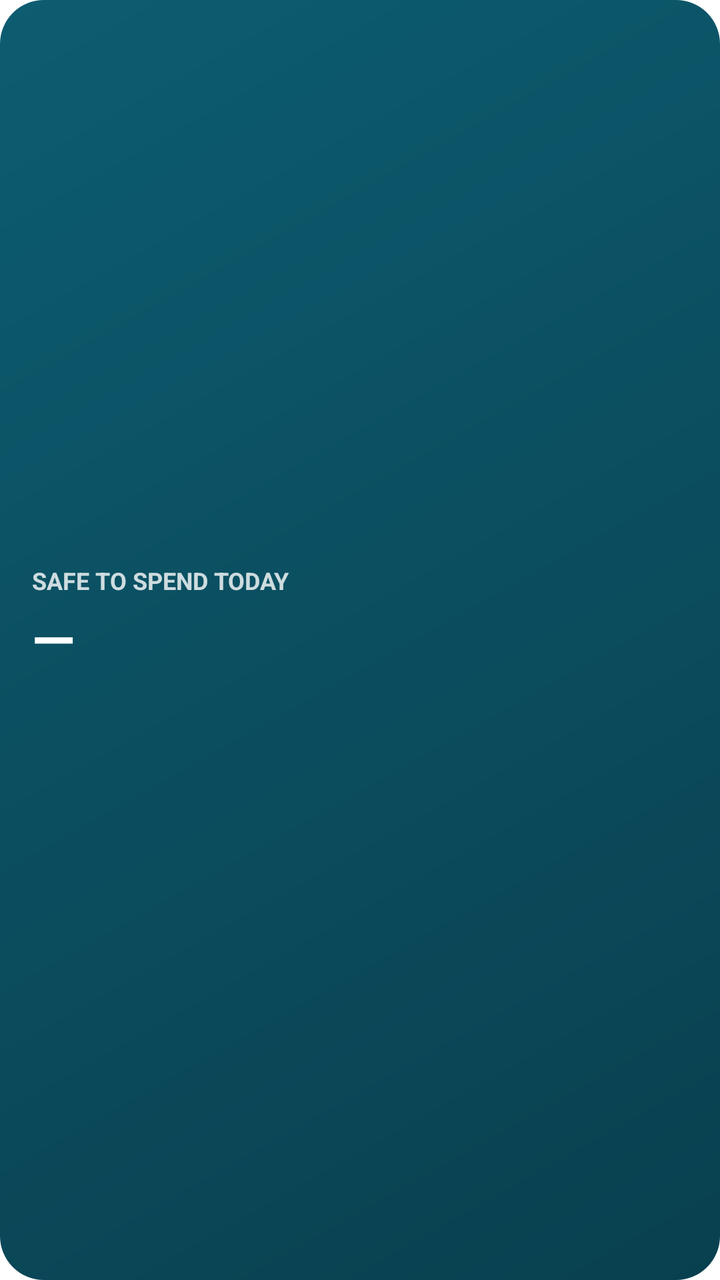
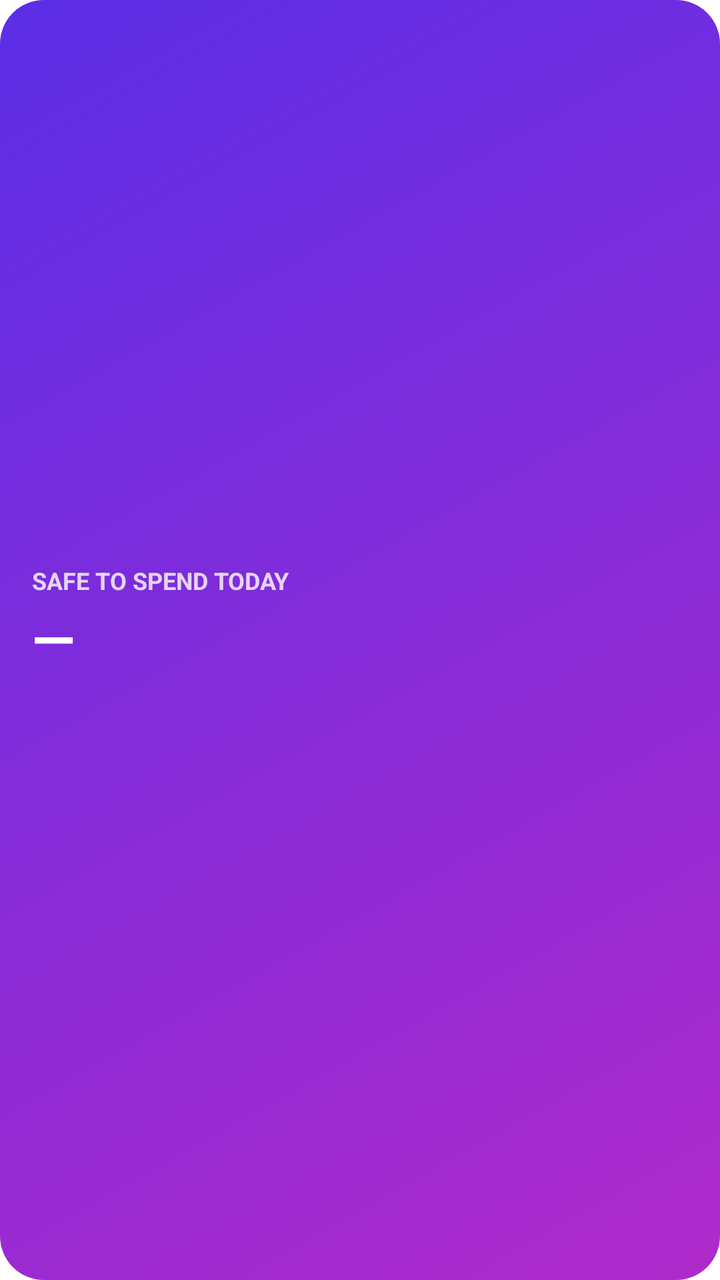

Compare the two renders of this Android layout. The source of the first and the diff that turns it into the second are given below.
<!-- AndroidManifest.xml: fallback theme Theme.MaterialComponents.DayNight.NoActionBar -->
<!-- res/layout/spendwell_widget.xml -->
<?xml version="1.0" encoding="utf-8"?>
<LinearLayout xmlns:android="http://schemas.android.com/apk/res/android"
    android:id="@+id/widget_root"
    android:layout_width="match_parent"
    android:layout_height="match_parent"
    android:background="@drawable/widget_background"
    android:orientation="vertical"
    android:gravity="center_vertical"
    android:padding="16dp">

    <TextView
        android:layout_width="wrap_content"
        android:layout_height="wrap_content"
        android:text="@string/widget_title"
        android:textColor="#CCFFFFFF"
        android:textSize="12sp"
        android:textStyle="bold" />

    <TextView
        android:id="@+id/widget_amount"
        android:layout_width="wrap_content"
        android:layout_height="wrap_content"
        android:layout_marginTop="2dp"
        android:text="—"
        android:textColor="#FFFFFFFF"
        android:textSize="28sp"
        android:textStyle="bold" />

    <TextView
        android:id="@+id/widget_spent"
        android:layout_width="wrap_content"
        android:layout_height="wrap_content"
        android:layout_marginTop="4dp"
        android:maxLines="1"
        android:ellipsize="end"
        android:textColor="#CCFFFFFF"
        android:textSize="12sp" />

    <TextView
        android:id="@+id/widget_budget"
        android:layout_width="wrap_content"
        android:layout_height="wrap_content"
        android:maxLines="1"
        android:textColor="#FFEDA43A"
        android:textSize="12sp"
        android:textStyle="bold"
        android:visibility="gone" />
</LinearLayout>
<!-- resources referenced by this layout -->
<resources>
  <!-- drawable widget_background (drawable) -->
  <?xml version="1.0" encoding="utf-8"?>
  <shape xmlns:android="http://schemas.android.com/apk/res/android" android:shape="rectangle">
      <gradient android:angle="315" android:startColor="#FF0D5C70" android:endColor="#FF09404F" />
      <corners android:radius="22dp" />
  </shape>
  <string name="widget_title">SAFE TO SPEND TODAY</string>
</resources>

<!-- the commit's change to res/layout/spendwell_widget.xml (unified diff, before → after) -->
@@ -41,7 +41,7 @@
         android:layout_width="wrap_content"
         android:layout_height="wrap_content"
         android:maxLines="1"
-        android:textColor="#FFEDA43A"
+        android:textColor="#FFFFC043"
         android:textSize="12sp"
         android:textStyle="bold"
         android:visibility="gone" />
<!-- resource entries referenced after the edit -->
@@ -3,7 +3,7 @@
   <!-- drawable widget_background (drawable) -->
   <?xml version="1.0" encoding="utf-8"?>
   <shape xmlns:android="http://schemas.android.com/apk/res/android" android:shape="rectangle">
-      <gradient android:angle="315" android:startColor="#FF0D5C70" android:endColor="#FF09404F" />
+      <gradient android:angle="315" android:startColor="#FF5B2EE6" android:endColor="#FFB02ACB" />
       <corners android:radius="22dp" />
   </shape>
   <string name="widget_title">SAFE TO SPEND TODAY</string>
